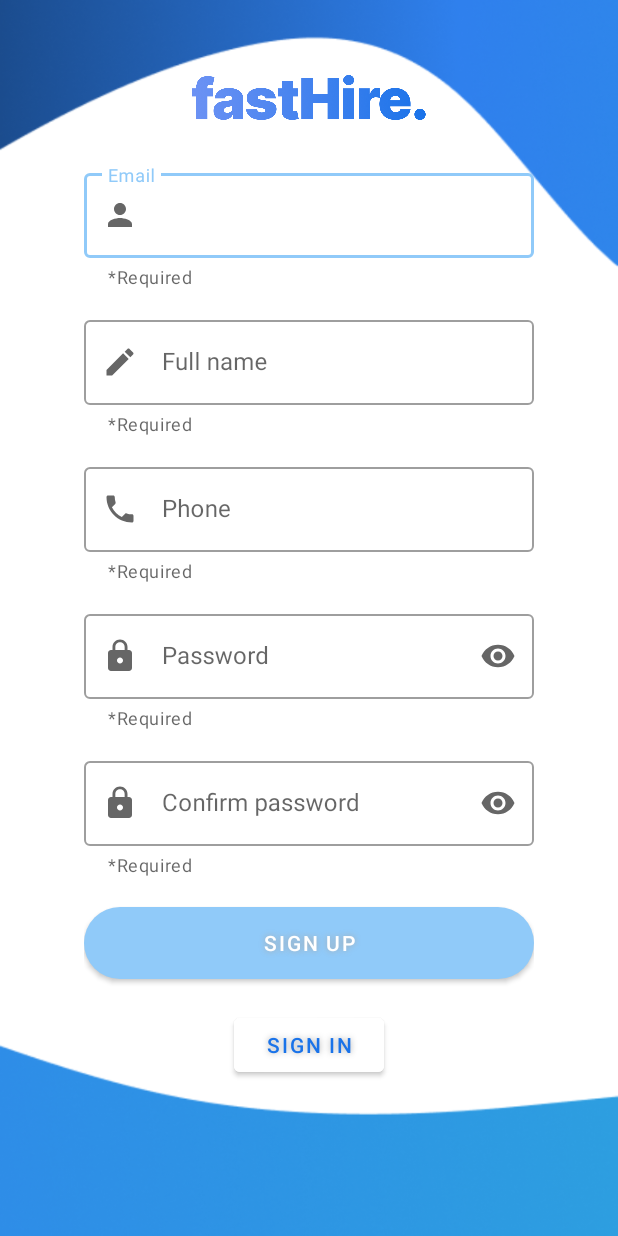
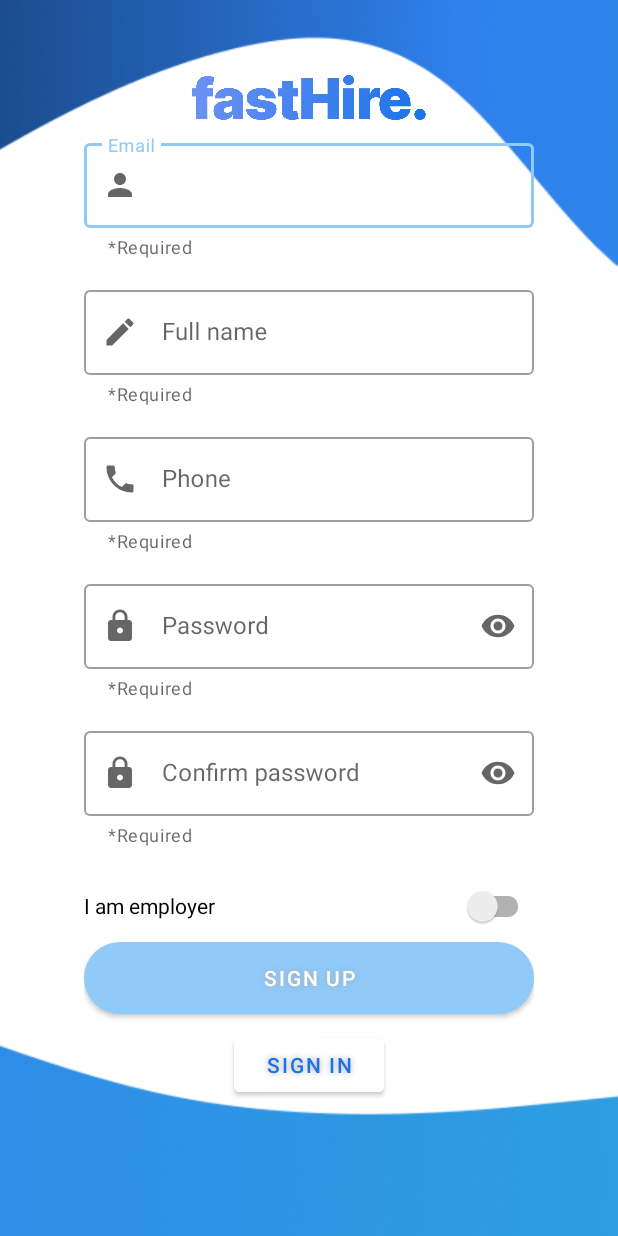
Before and after one commit to kazface/easyHire, an Android app: the SignUpActivity screen opened directly, with no data from a screen before it, on a phone screen of 412 x 824 dp. Run offline under Robolectric (Android 15) with nearby library versions, the phone set to English and light mode, and no system bars; our stand-ins replace Firebase (no records; nobody signed in at launch, a user with empty details on screens opened directly).

Commit message:
added isEployeer

```diff
--- a/app/src/main/java/com/example/fasthire/SignUpActivity.kt
+++ b/app/src/main/java/com/example/fasthire/SignUpActivity.kt
@@ -4,11 +4,9 @@ import android.content.Intent
 import android.os.Bundle
 import android.util.Patterns
 import android.view.View
-import android.widget.Button
-import android.widget.EditText
-import android.widget.ProgressBar
-import android.widget.Toast
+import android.widget.*
 import androidx.appcompat.app.AppCompatActivity
+import androidx.appcompat.widget.SwitchCompat
 import androidx.core.widget.doOnTextChanged
 import com.google.firebase.auth.FirebaseAuth
 import com.google.firebase.database.FirebaseDatabase
@@ -41,6 +39,7 @@ class SignUpActivity : AppCompatActivity() {
 
         var fullNameInput = findViewById<EditText>(R.id.fullNameInput)
         var phoneInput = findViewById<EditText>(R.id.phoneInput)
+        var isEmployerSwitch = findViewById<SwitchCompat>(R.id.isEmployerSwitch)
 
         var passwordInput = findViewById<EditText>(R.id.passwordInput)
         var passwordVerifyInput = findViewById<EditText>(R.id.passwordVerifyInput)
@@ -111,6 +110,7 @@ class SignUpActivity : AppCompatActivity() {
                             emailInput.text.toString(),
                             "+60 ${phoneInput.text.toString()}",
                             fullNameInput.text.toString(),
+                            isEmployerSwitch.isChecked
                         )
                             database
                                 .getReference("Users")
--- a/app/src/main/java/com/example/fasthire/User.kt
+++ b/app/src/main/java/com/example/fasthire/User.kt
@@ -6,14 +6,15 @@ class User() {
         this.email = email;
     }
 
-    constructor(email: String, phone: String, fullName: String) : this() {
+    constructor(email: String, phone: String, fullName: String, isEmployer: Boolean) : this() {
         this.email = email;
         this.phone = phone
         this.fullName = fullName
+        this.isEmployer = isEmployer
     }
 
 
-
+    final var isEmployer: Boolean = false;
     final var email: String = ""
     final var phone: String = ""
 
--- a/app/src/main/res/layout/activity_sign_up.xml
+++ b/app/src/main/res/layout/activity_sign_up.xml
@@ -28,22 +28,23 @@
             android:adjustViewBounds="true"
             android:scaleType="fitCenter"
             android:src="@drawable/logo" />
+
     <ScrollView
         android:id="@+id/nsScroll"
         android:layout_width="match_parent"
         android:layout_height="match_parent"
         android:layout_below="@id/easyHireLogo"
         android:layout_centerHorizontal="true"
-        android:gravity="bottom"
-        >
+        android:gravity="bottom">
+
         <LinearLayout
+            android:id="@+id/inputs"
+
+            android:layout_width="300dp"
+            android:layout_height="wrap_content"
             android:layout_gravity="top|center_horizontal"
-
-            android:id="@+id/inputs"
-            android:layout_marginTop="30dp"
-            android:layout_width="300dp"
-            android:orientation="vertical"
-            android:layout_height="wrap_content">
+            android:layout_marginTop="10dp"
+            android:orientation="vertical">
 
             <com.google.android.material.textfield.TextInputLayout
                 style="@style/Widget.MaterialComponents.TextInputLayout.OutlinedBox"
@@ -51,127 +52,132 @@
                 android:layout_height="wrap_content"
                 android:hint="Email"
 
+                app:errorEnabled="true"
+                app:errorIconDrawable="@drawable/ic_baseline_error_24"
                 app:helperText="*Required"
                 app:startIconDrawable="@drawable/ic_baseline_person_24"
-                app:errorEnabled="true"
-                app:errorIconDrawable="@drawable/ic_baseline_error_24"
 
                 >
+
                 <com.google.android.material.textfield.TextInputEditText
                     android:id="@+id/emailInput"
                     android:layout_width="match_parent"
-                    android:layout_height="wrap_content"/>
+                    android:layout_height="wrap_content" />
             </com.google.android.material.textfield.TextInputLayout>
 
             <com.google.android.material.textfield.TextInputLayout
                 style="@style/Widget.MaterialComponents.TextInputLayout.OutlinedBox"
                 android:layout_width="match_parent"
                 android:layout_height="wrap_content"
+                android:layout_marginTop="15dp"
                 android:hint="Full name"
                 app:helperText="*Required"
+
                 app:helperTextEnabled="true"
+                app:startIconDrawable="@drawable/ic_baseline_edit_24">
 
-                android:layout_marginTop="15dp"
-                app:startIconDrawable="@drawable/ic_baseline_edit_24"
-                >
                 <com.google.android.material.textfield.TextInputEditText
                     android:id="@+id/fullNameInput"
                     android:layout_width="match_parent"
-                    android:layout_height="wrap_content"/>
+                    android:layout_height="wrap_content" />
             </com.google.android.material.textfield.TextInputLayout>
 
             <com.google.android.material.textfield.TextInputLayout
                 style="@style/Widget.MaterialComponents.TextInputLayout.OutlinedBox"
                 android:layout_width="match_parent"
+                android:layout_height="wrap_content"
+                android:layout_marginTop="15dp"
+
+                android:hint="Phone"
                 app:helperText="*Required"
                 app:helperTextEnabled="true"
+                app:prefixText="+60"
+                app:startIconDrawable="@drawable/ic_baseline_phone_24">
 
-                android:layout_height="wrap_content"
-                android:hint="Phone"
-                android:layout_marginTop="15dp"
-                app:startIconDrawable="@drawable/ic_baseline_phone_24"
-                app:prefixText="+60"
-                >
                 <com.google.android.material.textfield.TextInputEditText
                     android:id="@+id/phoneInput"
-                    android:maxLength="9"
+                    android:layout_width="match_parent"
+                    android:layout_height="wrap_content"
                     android:inputType="phone"
-                    android:layout_width="match_parent"
-                    android:layout_height="wrap_content"/>
+                    android:maxLength="9" />
             </com.google.android.material.textfield.TextInputLayout>
 
 
             <com.google.android.material.textfield.TextInputLayout
                 style="@style/Widget.MaterialComponents.TextInputLayout.OutlinedBox"
                 android:layout_width="match_parent"
+                android:layout_height="wrap_content"
+                android:layout_marginTop="15dp"
+
+                android:hint="Password"
+                app:endIconMode="password_toggle"
                 app:helperText="*Required"
                 app:helperTextEnabled="true"
+                app:startIconDrawable="@drawable/ic_baseline_lock_24">
 
-                android:layout_height="wrap_content"
-                app:endIconMode="password_toggle"
-                android:layout_marginTop="15dp"
-                android:hint="Password"
-                app:startIconDrawable="@drawable/ic_baseline_lock_24"
-                >
                 <com.google.android.material.textfield.TextInputEditText
                     android:id="@+id/passwordInput"
-                    android:inputType="textPassword"
                     android:layout_width="match_parent"
-                    android:layout_height="wrap_content"/>
+                    android:layout_height="wrap_content"
+                    android:inputType="textPassword" />
             </com.google.android.material.textfield.TextInputLayout>
 
 
             <com.google.android.material.textfield.TextInputLayout
                 style="@style/Widget.MaterialComponents.TextInputLayout.OutlinedBox"
                 android:layout_width="match_parent"
-                app:helperText="*Required"
+                android:layout_height="wrap_content"
 
-                android:layout_height="wrap_content"
-                app:endIconMode="password_toggle"
                 android:layout_marginTop="15dp"
                 android:hint="Confirm password"
+                app:endIconMode="password_toggle"
+                app:errorEnabled="true"
+                app:errorIconDrawable="@null"
+                app:helperText="*Required"
                 app:helperTextEnabled="true"
                 app:startIconDrawable="@drawable/ic_baseline_lock_24"
-                app:errorIconDrawable="@null"
-                app:errorEnabled="true"
 
                 >
+
                 <com.google.android.material.textfield.TextInputEditText
                     android:id="@+id/passwordVerifyInput"
-                    android:inputType="textPassword"
                     android:layout_width="match_parent"
                     android:layout_height="wrap_content"
-
-
+                    android:inputType="textPassword"
+                    android:layout_marginTop="15dp"
 
                     />
             </com.google.android.material.textfield.TextInputLayout>
 
+            <androidx.appcompat.widget.SwitchCompat
+                android:id="@+id/isEmployerSwitch"
+                android:layout_width="match_parent"
+                android:layout_height="wrap_content"
+                android:text="I am employer"
+                android:layout_marginTop="15dp"
 
-
-
+                />
 
             <Button
                 android:id="@+id/signUpButton"
                 android:layout_width="300dp"
                 android:layout_height="wrap_content"
-                android:layout_marginTop="20dp"
                 android:background="@drawable/rounded_primary_button"
                 android:gravity="center"
-                android:text="Sign Up"
                 android:shadowColor="#A8A8A8"
                 android:shadowDx="0"
                 android:shadowDy="0"
                 android:shadowRadius="5"
-                />
+                android:text="Sign Up" />
 
 
             <com.google.android.material.button.MaterialButton
                 android:id="@+id/signInButton"
                 android:layout_width="100dp"
                 android:layout_height="wrap_content"
+                android:layout_gravity="center"
                 android:layout_marginStart="10dp"
-                android:layout_marginTop="20dp"
+                android:layout_marginTop="10dp"
                 android:layout_marginEnd="10dp"
                 android:layout_marginBottom="15dp"
                 android:backgroundTint="@color/white"
@@ -179,7 +185,6 @@
                 android:shadowDx="0"
                 android:shadowDy="0"
                 android:shadowRadius="5"
-                android:layout_gravity="center"
                 android:text="Sign In"
                 android:textColor="#1A73E9" />
 
```
